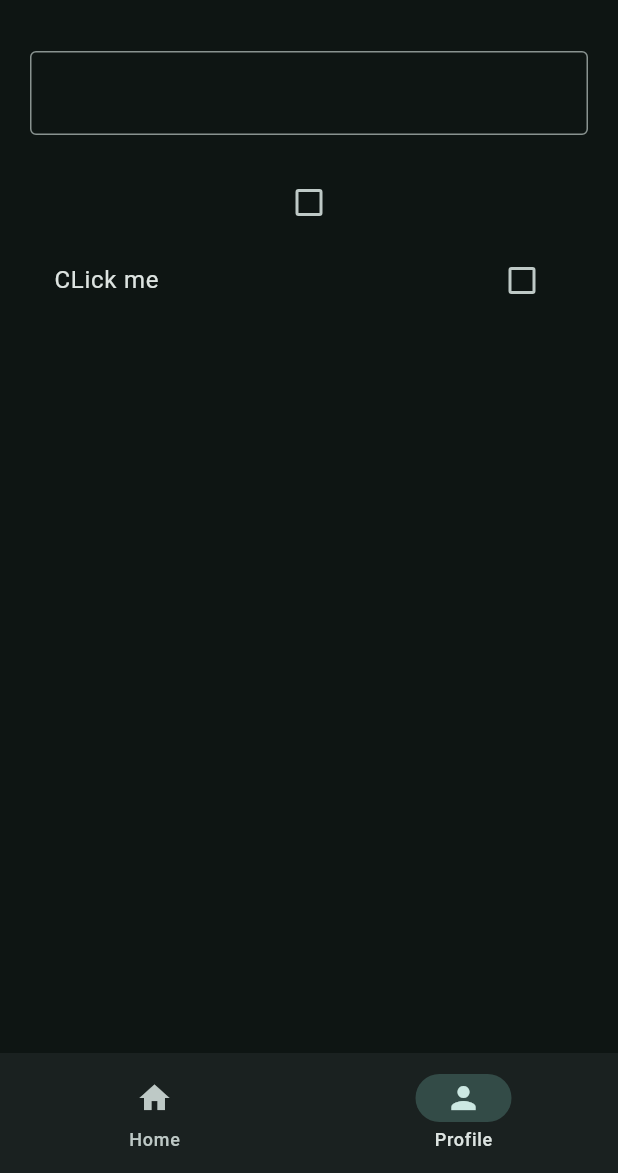
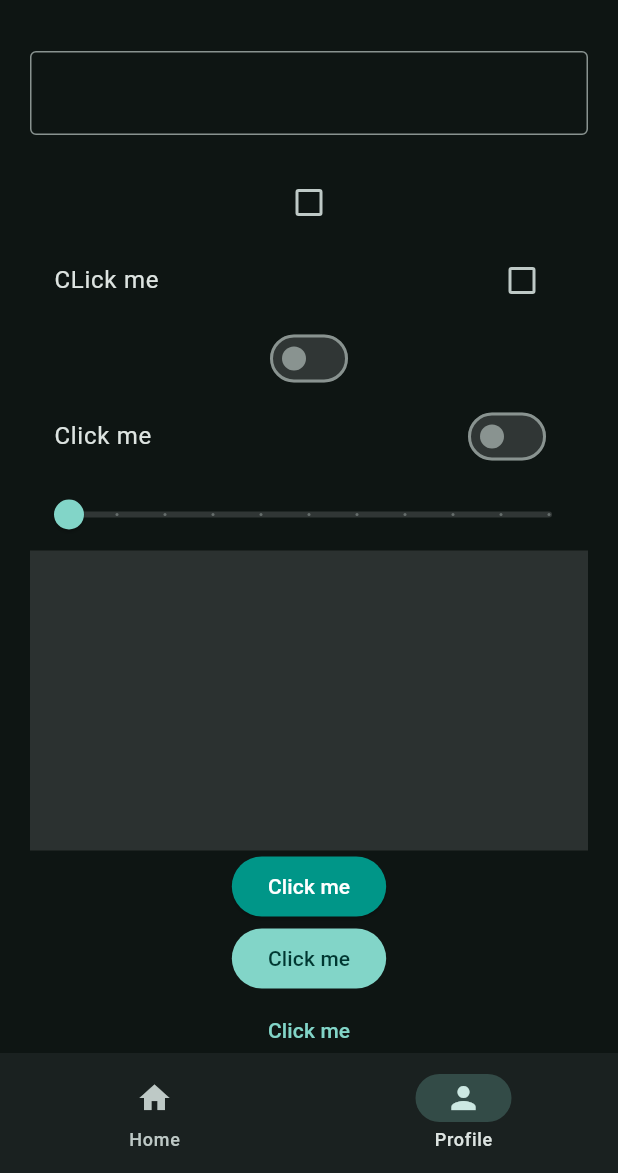
Before and after one commit to phconzatti/SegundoFlutter, a Flutter app: the screen it shows after launch, item 2 of the bottom bar chosen, on a phone screen of 412 x 824 dp, the part 63-1236 px from its top. Run offline on Flutter 3.47's test engine with Material 3 defaults, Android fonts, the phone set to English and light mode, and no system bars.

Commit message:
assesets, buttons

```diff
--- a/lib/views/pages/profile_page.dart
+++ b/lib/views/pages/profile_page.dart
@@ -10,21 +10,22 @@ class ProfilePage extends StatefulWidget {
 class _ProfilePageState extends State<ProfilePage> {
   TextEditingController controller = TextEditingController();
   bool? isChecked = false;
+  bool isSwitched = false;
+  double sliderValue = 0;
   @override
   Widget build(BuildContext context) {
-    return Padding(
+    return SingleChildScrollView(
+      child: Padding(
         padding: const EdgeInsets.all(20.0),
         child: Column(
           children: [
             TextField(
               controller: controller,
               decoration: InputDecoration(border: OutlineInputBorder()),
-            onEditingComplete: () {
-              setState(() {});
-            },
+              onEditingComplete: () => setState(() {}),
             ),
             Text(controller.text),
-          Checkbox(
+            Checkbox.adaptive(
               tristate: true,
               value: isChecked,
               onChanged: (bool? value) {
@@ -33,7 +34,7 @@ class _ProfilePageState extends State<ProfilePage> {
                 });
               },
             ),
-          CheckboxListTile(
+            CheckboxListTile.adaptive(
               tristate: true,
               title: Text('CLick me'),
               value: isChecked,
@@ -43,7 +44,57 @@ class _ProfilePageState extends State<ProfilePage> {
                 });
               },
             ),
+            Switch.adaptive(
+              value: isSwitched,
+              onChanged: (bool value) {
+                setState(() {
+                  isSwitched = value;
+                });
+              },
+            ),
+            SwitchListTile.adaptive(
+              title: Text('Click me'),
+              value: isSwitched,
+              onChanged: (value) {
+                setState(() {
+                  isSwitched = value;
+                });
+              },
+            ),
+            Slider.adaptive(
+              max: 10,
+              divisions: 10,
+              value: sliderValue,
+              onChanged: (double value) {
+                setState(() {
+                  sliderValue = value;
+                });
+              },
+            ),
+            InkWell(
+              splashColor: Colors.teal,
+              onTap: () {},
+              child: Container(
+                height: 200,
+                width: double.infinity,
+                color: Colors.white12,
+              ),
+            ),
+            ElevatedButton(
+              onPressed: () {},
+              style: ElevatedButton.styleFrom(
+                backgroundColor: Colors.teal,
+                foregroundColor: Colors.white,
+              ),
+              child: Text('Click me'),
+            ),
+            FilledButton(onPressed: () {}, child: Text('Click me')),
+            TextButton(onPressed: () {}, child: Text('Click me')),
+            OutlinedButton(onPressed: () {}, child: Text('Click me')),
+            CloseButton(),
+            BackButton(),
           ],
+        ),
       ),
     );
   }
--- a/pubspec.yaml
+++ b/pubspec.yaml
@@ -52,11 +52,14 @@ dev_dependencies:
 # The following section is specific to Flutter packages.
 flutter:
 
+
   # The following line ensures that the Material Icons font is
   # included with your application, so that you can use the icons in
   # the material Icons class.
   uses-material-design: true
 
+assets:
+  - assets/images/
   # To add assets to your application, add an assets section, like this:
   # assets:
   #   - images/a_dot_burr.jpeg
```
Also changed, not shown: assets/images/gremio-bandeira.webp (added). Lines whose indentation alone changed are shown as unchanged.
